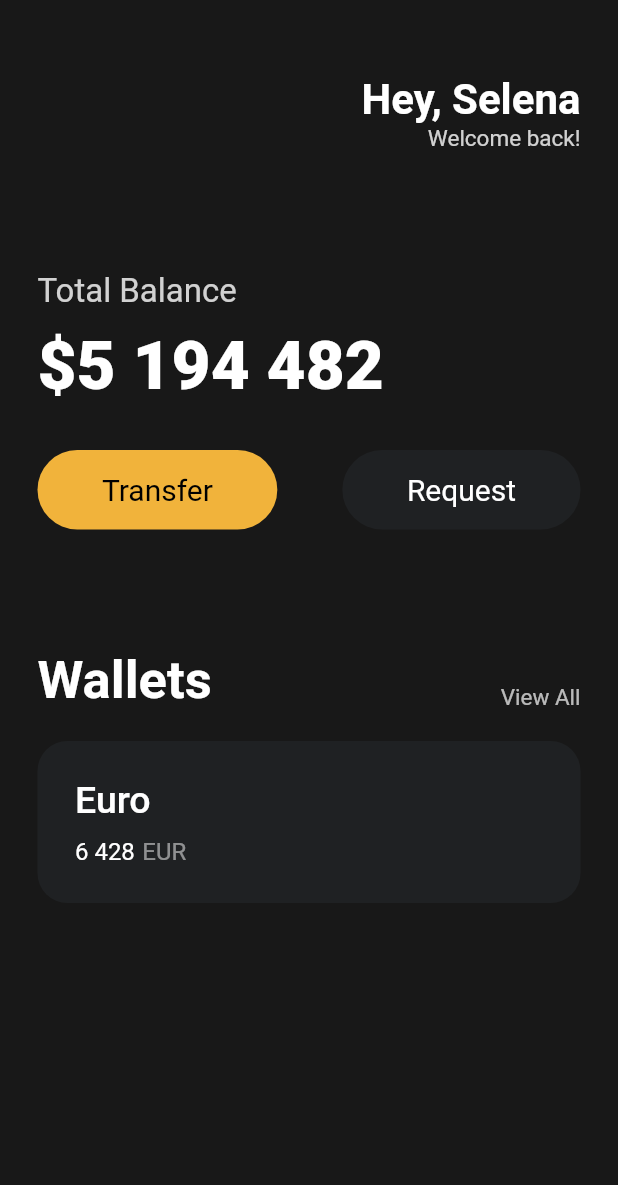
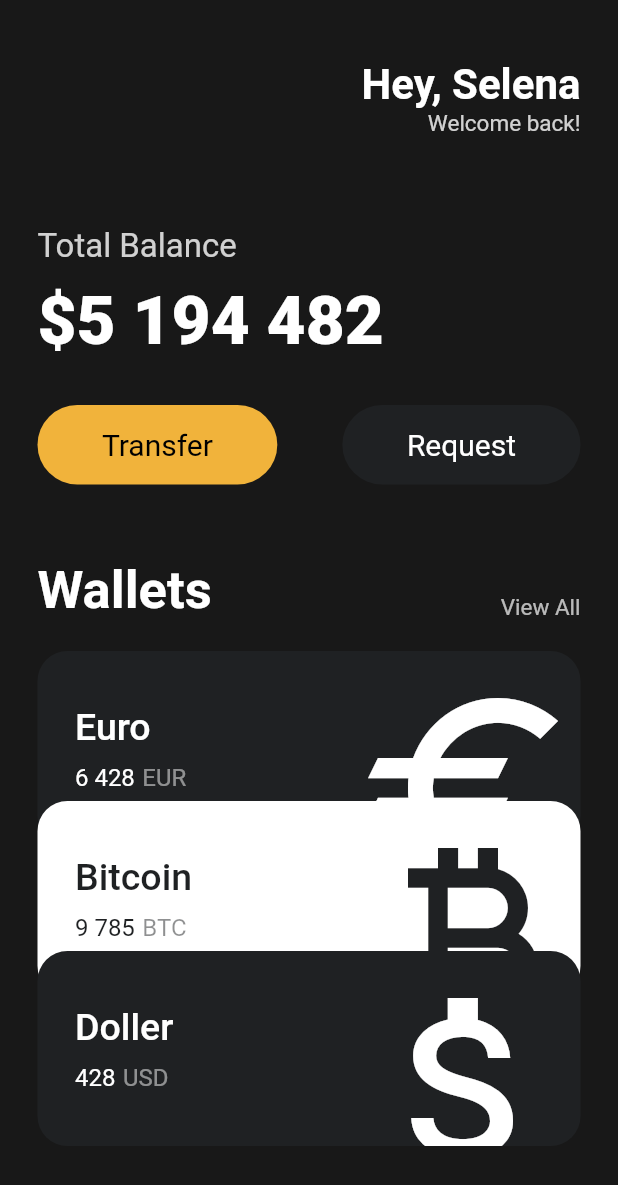
Before and after one commit to AnHyeJu/toonflix, a Flutter app: the screen it shows after launch, on a phone screen of 412 x 824 dp. Shown: the top 1185 px of the screen. Run offline on Flutter 3.47's test engine with Material 2 defaults, Android fonts, the phone set to English and light mode, and no system bars.

Commit message:
Complate UI Challenge
it was fun!

```diff
--- a/lib/main.dart
+++ b/lib/main.dart
@@ -1,5 +1,6 @@
 import 'package:flutter/material.dart';
 import 'package:toonflix/widgets/Button.dart';
+import 'package:toonflix/widgets/currency_card.dart';
 
 void main() {
   runApp(const App());
@@ -13,13 +14,14 @@ class App extends StatelessWidget {
     return MaterialApp(
       home: Scaffold(
         backgroundColor: const Color(0xFF181818),
-        body: Padding(
+        body: SingleChildScrollView(
+          child: Padding(
             padding: const EdgeInsets.symmetric(horizontal: 25),
             child: Column(
               crossAxisAlignment: CrossAxisAlignment.start,
               children: [
                 const SizedBox(
-                height: 50,
+                  height: 40,
                 ),
                 Row(
                   mainAxisAlignment: MainAxisAlignment.end,
@@ -47,7 +49,7 @@ class App extends StatelessWidget {
                   ],
                 ),
                 const SizedBox(
-                height: 80,
+                  height: 60,
                 ),
                 Text(
                   'Total Balance',
@@ -87,7 +89,7 @@ class App extends StatelessWidget {
                   ],
                 ),
                 const SizedBox(
-                height: 80,
+                  height: 50,
                 ),
                 Row(
                   mainAxisAlignment: MainAxisAlignment.spaceBetween,
@@ -113,57 +115,30 @@ class App extends StatelessWidget {
                 const SizedBox(
                   height: 20,
                 ),
-              Container(
-                decoration: BoxDecoration(
-                  color: const Color(0xFF1F2123),
-                  borderRadius: BorderRadius.circular(20),
+                CurrencyCard(
+                  icon: Icons.euro_sharp,
+                  name: 'Euro',
+                  code: 'EUR',
+                  amount: '6 428',
+                  order: 1,
                 ),
-                child: Padding(
-                  padding: const EdgeInsets.all(25),
-                  child: Row(
-                    children: [
-                      Column(
-                        crossAxisAlignment: CrossAxisAlignment.start,
-                        children: [
-                          const Text(
-                            'Euro',
-                            style: TextStyle(
-                              color: Colors.white,
-                              fontSize: 25,
-                              fontWeight: FontWeight.w500,
+                CurrencyCard(
+                  icon: Icons.currency_bitcoin_outlined,
+                  name: 'Bitcoin',
+                  code: 'BTC',
+                  amount: '9 785',
+                  isInverted: true,
+                  order: 2,
                 ),
-                          ),
-                          const SizedBox(
-                            height: 10,
-                          ),
-                          Row(
-                            children: [
-                              const Text(
-                                '6 428',
-                                style: TextStyle(
-                                  color: Colors.white,
-                                  fontSize: 16,
-                                ),
-                              ),
-                              const SizedBox(
-                                width: 5,
-                              ),
-                              Text(
-                                'EUR',
-                                style: TextStyle(
-                                  color: Colors.white.withOpacity(0.5),
-                                  fontSize: 16,
-                                ),
+                CurrencyCard(
+                  icon: Icons.attach_money,
+                  name: 'Doller',
+                  code: 'USD',
+                  amount: '428',
+                  order: 3,
                 ),
               ],
             ),
-                        ],
-                      ),
-                    ],
-                  ),
-                ),
-              ),
-            ],
           ),
         ),
       ),
--- /dev/null
+++ b/lib/widgets/currency_card.dart
@@ -0,0 +1,96 @@
+import 'package:flutter/material.dart';
+
+class CurrencyCard extends StatelessWidget {
+  final IconData icon;
+  final String name, code, amount;
+  final bool isInverted;
+  late final Color bgColor;
+  late final Color textColor;
+  final int order;
+
+  final Color _black = const Color(0xFF1F2123);
+  final double _offsetY = -30;
+
+  CurrencyCard({
+    super.key,
+    required this.icon,
+    required this.name,
+    required this.code,
+    required this.amount,
+    required this.order,
+    this.isInverted = false,
+  }) {
+    bgColor = isInverted ? Colors.white : _black;
+    textColor = isInverted ? _black : Colors.white;
+  }
+
+  @override
+  Widget build(BuildContext context) {
+    return Transform.translate(
+      offset: Offset(0, (order - 1) * _offsetY),
+      child: Container(
+        clipBehavior: Clip.hardEdge,
+        decoration: BoxDecoration(
+          color: bgColor,
+          borderRadius: BorderRadius.circular(20),
+        ),
+        child: Padding(
+          padding: const EdgeInsets.all(25),
+          child: Row(
+            mainAxisAlignment: MainAxisAlignment.spaceBetween,
+            children: [
+              Column(
+                crossAxisAlignment: CrossAxisAlignment.start,
+                children: [
+                  Text(
+                    name,
+                    style: TextStyle(
+                      color: textColor,
+                      fontSize: 25,
+                      fontWeight: FontWeight.w500,
+                    ),
+                  ),
+                  const SizedBox(
+                    height: 10,
+                  ),
+                  Row(
+                    children: [
+                      Text(
+                        amount,
+                        style: TextStyle(
+                          color: textColor,
+                          fontSize: 16,
+                        ),
+                      ),
+                      const SizedBox(
+                        width: 5,
+                      ),
+                      Text(
+                        code,
+                        style: TextStyle(
+                          color: textColor.withOpacity(0.5),
+                          fontSize: 16,
+                        ),
+                      ),
+                    ],
+                  ),
+                ],
+              ),
+              Transform.scale(
+                scale: 2,
+                child: Transform.translate(
+                  offset: const Offset(-5, 13),
+                  child: Icon(
+                    icon,
+                    color: textColor,
+                    size: 80,
+                  ),
+                ),
+              ),
+            ],
+          ),
+        ),
+      ),
+    );
+  }
+}
```
Lines whose indentation alone changed are shown as unchanged.
